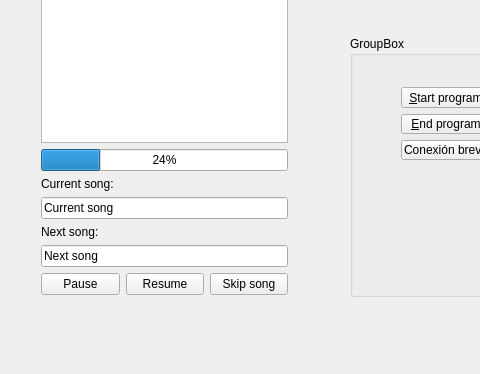
Old version of the form src/radioui/radioconsole.ui in the repository rsalinas/ecoradio; both pictures show x 0 to 480 and y 130 to 504 of the 587 by 504 pixel window.
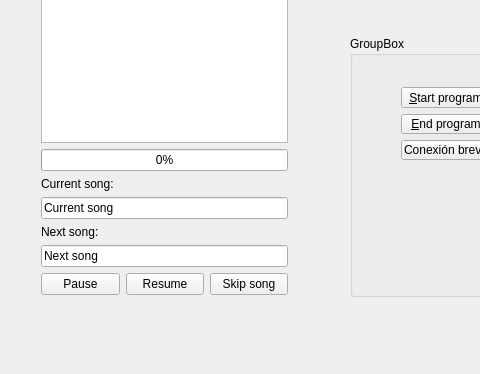
New version of the form.

Patch:
```diff
--- a/src/radioui/radioconsole.ui
+++ b/src/radioui/radioconsole.ui
@@ -103,7 +103,7 @@
      <item row="1" column="0" colspan="3">
       <widget class="QProgressBar" name="vumMain">
        <property name="value">
-        <number>24</number>
+        <number>0</number>
        </property>
       </widget>
      </item>
```
Left out of the diff: 19 changed lines with no effect on the pictures.
